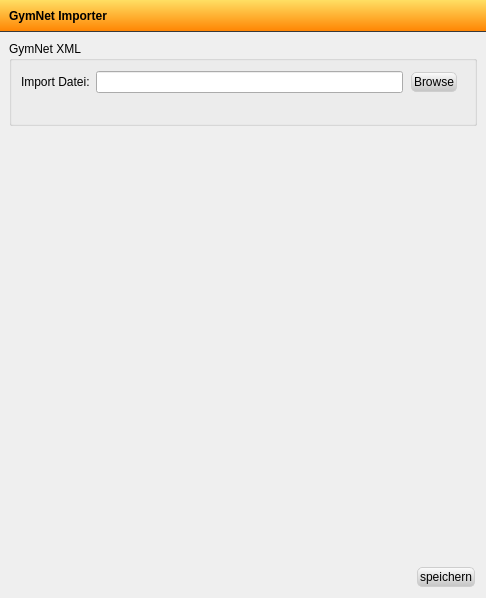
First picture: the form in import/importdialog.ui, repository Igel18/turnfix, before the edit.
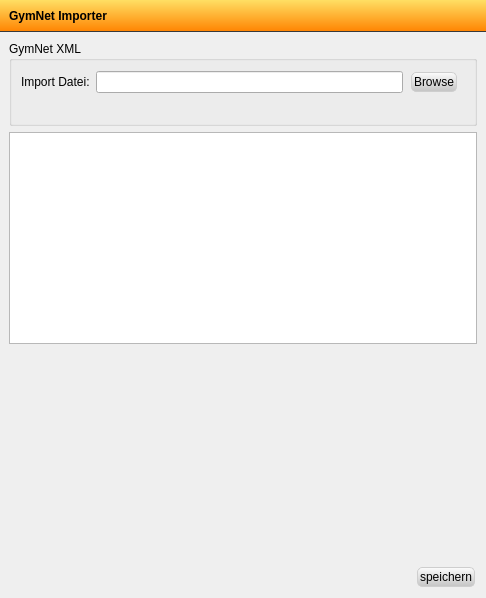
Second picture: the form after the edit. Icons and pictures are not drawn.

Commit message: File Open dialog for import

What changed in the file:
```diff
--- a/import/importdialog.ui
+++ b/import/importdialog.ui
@@ -237,7 +237,7 @@
          </layout>
         </widget>
        </item>
-       <item row="1" column="0">
+       <item row="2" column="0">
         <spacer name="verticalSpacer_3">
          <property name="orientation">
           <enum>Qt::Vertical</enum>
@@ -250,6 +250,9 @@
          </property>
         </spacer>
        </item>
+       <item row="1" column="0">
+        <widget class="QListWidget" name="listWidget"/>
+       </item>
       </layout>
      </widget>
      <widget class="QWidget" name="page_8">
```
Left out of the diff: 1 changed line with no effect on the pictures. The commit also changes 5 other files.
